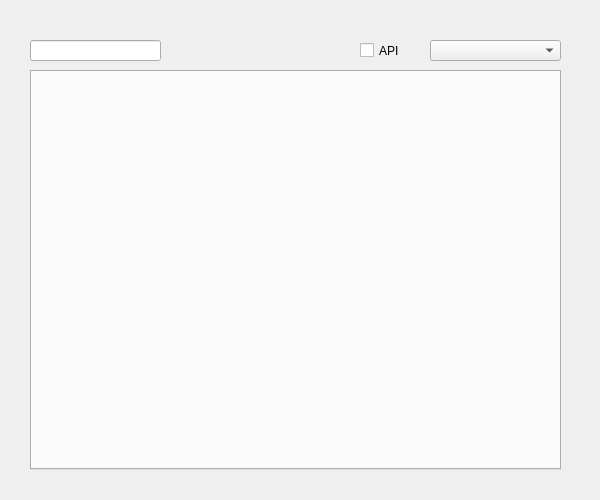
Old version of the form WordLite/querywidget.ui in the repository Staaaaaaaaar/WordHub.
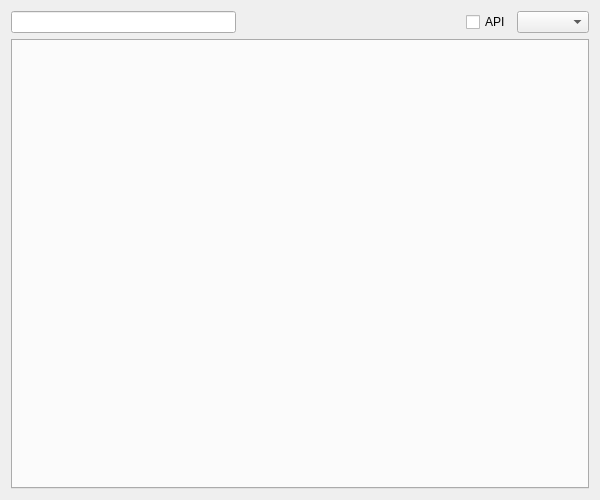
New version of the form.

Commit message: 布局调整

Patch:
```diff
--- a/WordLite/querywidget.ui
+++ b/WordLite/querywidget.ui
@@ -13,25 +13,39 @@
   <property name="windowTitle">
    <string>Form</string>
   </property>
-  <widget class="QLineEdit" name="searchEdit">
-   <property name="geometry">
-    <rect>
-     <x>30</x>
-     <y>40</y>
-     <width>131</width>
-     <height>21</height>
-    </rect>
-   </property>
-  </widget>
+  <layout class="QVBoxLayout" name="verticalLayout">
+   <item>
+    <layout class="QHBoxLayout" name="horizontalLayout">
+     <item>
+      <widget class="QLineEdit" name="searchEdit"/>
+     </item>
+     <item>
+      <spacer name="horizontalSpacer">
+       <property name="orientation">
+        <enum>Qt::Orientation::Horizontal</enum>
+       </property>
+       <property name="sizeHint" stdset="0">
+        <size>
+         <width>40</width>
+         <height>20</height>
+        </size>
+       </property>
+      </spacer>
+     </item>
+     <item>
+      <widget class="QCheckBox" name="useAPICheckBox">
+       <property name="text">
+        <string>API</string>
+       </property>
+      </widget>
+     </item>
+     <item>
+      <widget class="QComboBox" name="comboBox"/>
+     </item>
+    </layout>
+   </item>
+   <item>
   <widget class="QTabWidget" name="tabWidget">
-   <property name="geometry">
-    <rect>
-     <x>30</x>
-     <y>70</y>
-     <width>531</width>
-     <height>400</height>
-    </rect>
-   </property>
    <property name="tabShape">
     <enum>QTabWidget::TabShape::Rounded</enum>
    </property>
@@ -60,29 +74,8 @@
     <bool>false</bool>
    </property>
   </widget>
-  <widget class="QComboBox" name="comboBox">
-   <property name="geometry">
-    <rect>
-     <x>430</x>
-     <y>40</y>
-     <width>131</width>
-     <height>21</height>
-    </rect>
-   </property>
-  </widget>
-  <widget class="QCheckBox" name="useAPICheckBox">
-   <property name="geometry">
-    <rect>
-     <x>360</x>
-     <y>40</y>
-     <width>71</width>
-     <height>21</height>
-    </rect>
-   </property>
-   <property name="text">
-    <string>API</string>
-   </property>
-  </widget>
+   </item>
+  </layout>
  </widget>
  <resources/>
  <connections/>
```
Lines whose indentation alone changed are shown as unchanged. The commit also changes 4 other files.
